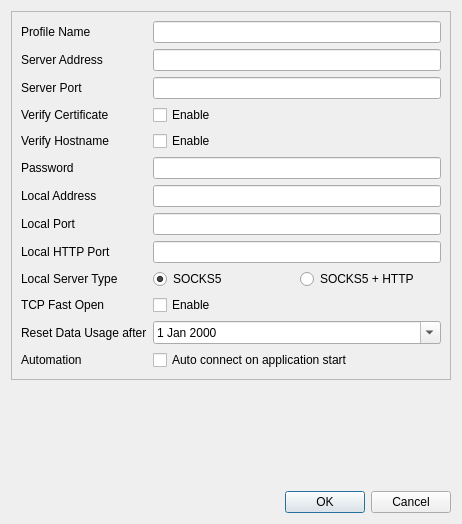
Qt form ui/editdialog.ui (Trojan-Qt5/Trojan-Qt5) before a commit.
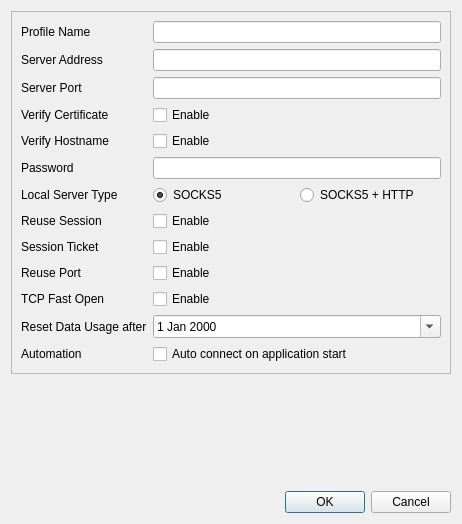
The same form after that commit.

Commit message: [NF] export shadowrocket, check port availability

```diff
--- a/ui/editdialog.ui
+++ b/ui/editdialog.ui
@@ -106,47 +106,13 @@
        </widget>
       </item>
       <item row="6" column="0">
-       <widget class="QLabel" name="localAddrLabel">
-        <property name="text">
-         <string>Local Address</string>
-        </property>
-       </widget>
-      </item>
-      <item row="6" column="1">
-       <widget class="QLineEdit" name="localAddrEdit"/>
-      </item>
-      <item row="7" column="0">
-       <widget class="QLabel" name="localPortLabel">
-        <property name="text">
-         <string>Local Port</string>
-        </property>
-       </widget>
-      </item>
-      <item row="7" column="1">
-       <widget class="QLineEdit" name="localPortEdit">
-        <property name="inputMethodHints">
-         <set>Qt::ImhDigitsOnly|Qt::ImhPreferNumbers</set>
-        </property>
-       </widget>
-      </item>
-      <item row="8" column="0">
-       <widget class="QLabel" name="LocalHttpPortLabel">
-        <property name="text">
-         <string>Local HTTP Port</string>
-        </property>
-       </widget>
-      </item>
-      <item row="8" column="1">
-       <widget class="QLineEdit" name="localHttpPortEdit"/>
-      </item>
-      <item row="9" column="0">
        <widget class="QLabel" name="localServerTypeLabel">
         <property name="text">
          <string>Local Server Type</string>
         </property>
        </widget>
       </item>
-      <item row="9" column="1">
+      <item row="6" column="1">
        <layout class="QHBoxLayout" name="horizontalLayout">
         <item>
          <widget class="QRadioButton" name="socks5RadioButton">
@@ -224,6 +190,48 @@
         </property>
        </widget>
       </item>
+      <item row="9" column="0">
+       <widget class="QLabel" name="reusePortLabel">
+        <property name="text">
+         <string>Reuse Port</string>
+        </property>
+       </widget>
+      </item>
+      <item row="9" column="1">
+       <widget class="QCheckBox" name="reusePortCheckBox">
+        <property name="text">
+         <string>Enable</string>
+        </property>
+       </widget>
+      </item>
+      <item row="7" column="0">
+       <widget class="QLabel" name="reuseSessionLabel">
+        <property name="text">
+         <string>Reuse Session</string>
+        </property>
+       </widget>
+      </item>
+      <item row="7" column="1">
+       <widget class="QCheckBox" name="reuseSessionCheckBox">
+        <property name="text">
+         <string>Enable</string>
+        </property>
+       </widget>
+      </item>
+      <item row="8" column="0">
+       <widget class="QLabel" name="sessionTicketLabel">
+        <property name="text">
+         <string>Session Ticket</string>
+        </property>
+       </widget>
+      </item>
+      <item row="8" column="1">
+       <widget class="QCheckBox" name="sessionTicketCheckBox">
+        <property name="text">
+         <string>Enable</string>
+        </property>
+       </widget>
+      </item>
      </layout>
     </widget>
    </item>
```
Left out of the diff: 2 changed lines with no effect on the pictures. The commit also changes 30 other files.
